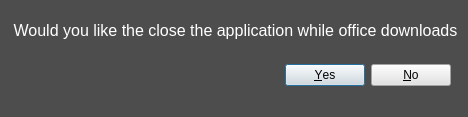
First picture: the form in pop_up.ui, repository Dan23022/Easy-Office-Deployment-Tool, before the edit.
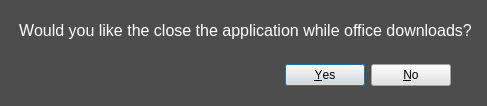
Second picture: the form after the edit.

Commit message: Fixed Typo's

```diff
--- a/pop_up.ui
+++ b/pop_up.ui
@@ -6,8 +6,8 @@
    <rect>
     <x>0</x>
     <y>0</y>
-    <width>468</width>
-    <height>117</height>
+    <width>487</width>
+    <height>106</height>
    </rect>
   </property>
   <property name="windowTitle">
@@ -40,7 +40,7 @@
     <rect>
      <x>0</x>
      <y>10</y>
-     <width>471</width>
+     <width>491</width>
      <height>41</height>
     </rect>
    </property>
@@ -53,7 +53,7 @@
     <string notr="true">color: rgb(255, 255, 255);</string>
    </property>
    <property name="text">
-    <string>Would you like the close the application while office downloads</string>
+    <string>Would you like the close the application while office downloads?</string>
    </property>
    <property name="alignment">
     <set>Qt::AlignCenter</set>
```
